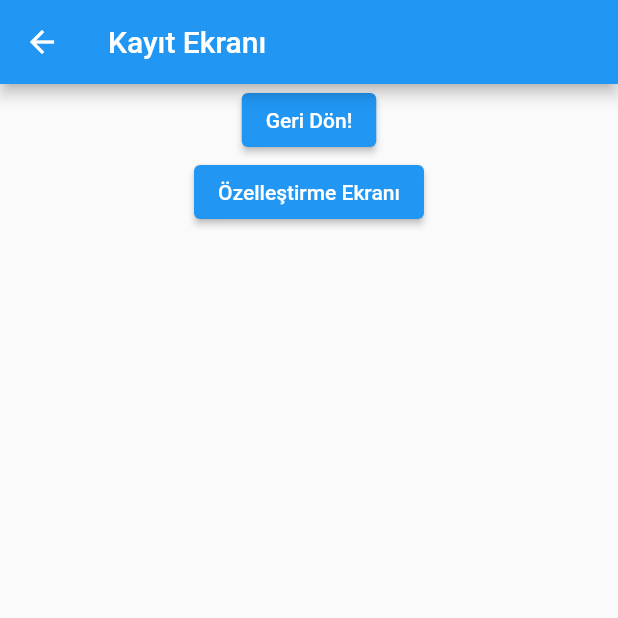
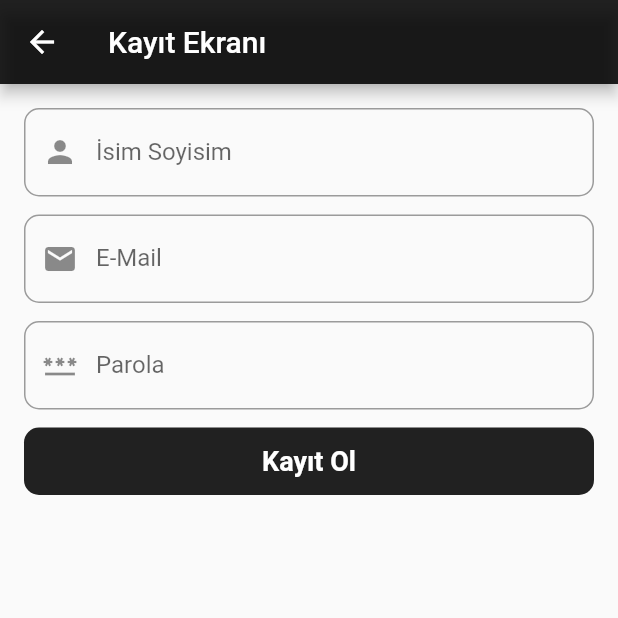
Before and after one commit to yavuzfk/Team40-, a Flutter app: the KayitEkrani screen opened directly, on a phone screen of 412 x 824 dp, the top half of it. Run offline on Flutter 3.47's test engine with Material 2 defaults, Android fonts, the phone set to English and light mode, and no system bars.

```diff
--- a/lib/screens/kayit_ekrani.dart
+++ b/lib/screens/kayit_ekrani.dart
@@ -1,36 +1,97 @@
 import 'package:flutter/material.dart';
 import 'package:room_mate/screens/ozellestirme_sayfasi.dart';
 
-class KayitEkrani extends StatelessWidget {
+class KayitEkrani extends StatefulWidget {
   const KayitEkrani({Key? key}) : super(key: key);
+
+  @override
+  State<KayitEkrani> createState() => _KayitEkraniState();
+}
+
+class _KayitEkraniState extends State<KayitEkrani> {
+  TextEditingController nameController = TextEditingController();
+  TextEditingController emailController = TextEditingController();
+  TextEditingController passwordController = TextEditingController();
 
   @override
   Widget build(BuildContext context) {
     return Scaffold(
       appBar: AppBar(
+        backgroundColor: Colors.black87,
         title: const Text('Kayıt Ekranı'),
       ),
-      body: Center(
-        child: Column(
-          children: [
-            ElevatedButton(
-              onPressed: () {
-                Navigator.pop(context);
-              },
-              child: const Text('Geri Dön!'),
+      body: Padding(
+        padding: const EdgeInsets.all(16.0),
+        child: Column(children: [
+          TextField(
+            controller: nameController,
+            decoration: InputDecoration(
+              prefixIcon: Icon(Icons.person),
+              labelText: 'İsim Soyisim',
+              border: OutlineInputBorder(
+                borderRadius: BorderRadius.circular(10.0),
+              ),
             ),
-            ElevatedButton(
-              child: const Text('Özelleştirme Ekranı'),
-              onPressed: () {
-                Navigator.push(
-                  context,
-                  MaterialPageRoute(builder: (context) => const OzellestirmeSayfasi()),
-                );
-              },
-            )
-          ],
-        ),
+          ),
+          SizedBox(
+            height: 12.0,
+          ),
+          TextField(
+            controller: emailController,
+            decoration: InputDecoration(
+              prefixIcon: Icon(Icons.mail),
+              labelText: 'E-Mail',
+              border: OutlineInputBorder(
+                borderRadius: BorderRadius.circular(10.0),
+              ),
+            ),
+          ),
+          SizedBox(
+            height: 12.0,
+          ),
+          TextField(
+            obscureText: true,
+            controller: passwordController,
+            decoration: InputDecoration(
+              prefixIcon: Icon(Icons.password),
+              labelText: 'Parola',
+              border: OutlineInputBorder(
+                borderRadius: BorderRadius.circular(10.0),
+              ),
+            ),
+          ),
+          SizedBox(
+            height: 12.0,
+          ),
+          GestureDetector(
+            onTap: register,
+            child: Container(
+              width: double.infinity,
+              child: Padding(
+                padding: const EdgeInsets.all(12.0),
+                child: Center(
+                  child: Text(
+                    'Kayıt Ol',
+                    style: TextStyle(
+                        color: Colors.white,
+                        fontWeight: FontWeight.bold,
+                        fontSize: 18.0),
+                  ),
+                ),
+              ),
+              decoration: BoxDecoration(
+                  color: Colors.black87,
+                  borderRadius: BorderRadius.circular(10.0)),
+            ),
+          ),
+        ]),
       ),
     );
   }
+
+  void register() {
+    print(nameController.text);
+    print(emailController.text);
+    print(passwordController.text);
+  }
 }
```
Also changed, not shown: pubspec.lock.
